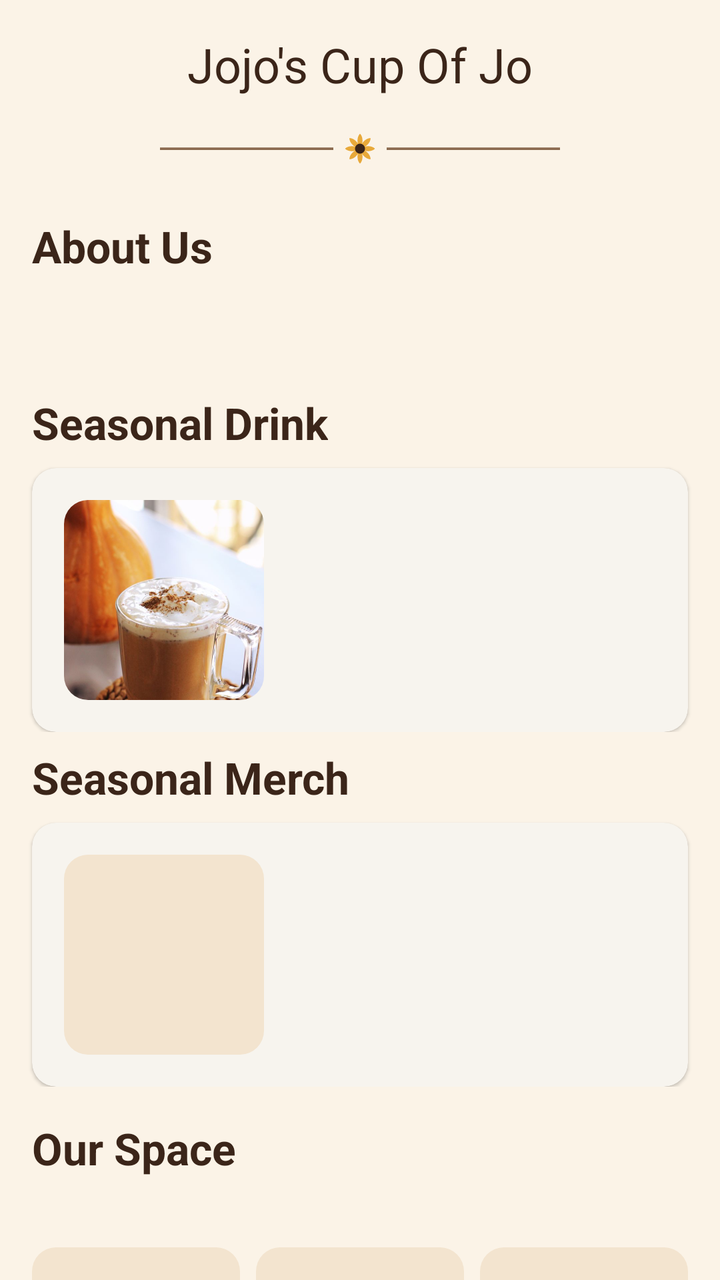
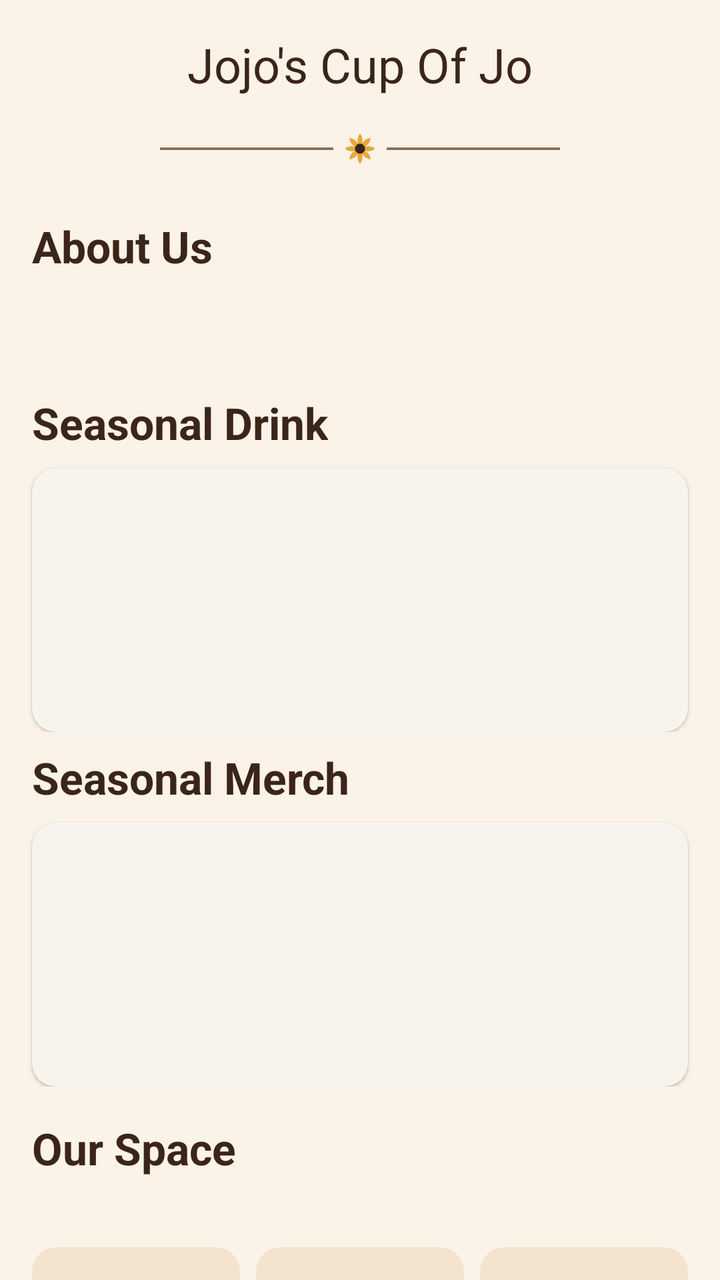

Before-and-after screenshots of an Android layout around one commit, followed by the original layout XML and the change that was made.
<!-- AndroidManifest.xml: application theme Theme.Jojos_Cup_Of_Jo -->
<!-- res/layout/fragment_home.xml -->
<?xml version="1.0" encoding="utf-8"?>
<androidx.core.widget.NestedScrollView
    xmlns:android="http://schemas.android.com/apk/res/android"
    xmlns:app="http://schemas.android.com/apk/res-auto"
    android:id="@+id/home_scroll_view"
    android:layout_width="match_parent"
    android:layout_height="match_parent"
    android:fillViewport="true">

    <LinearLayout
        android:layout_width="match_parent"
        android:layout_height="wrap_content"
        android:orientation="vertical"
        android:paddingBottom="@dimen/spacing_lg">

        
        <LinearLayout
            android:layout_width="match_parent"
            android:layout_height="wrap_content"
            android:gravity="center_vertical"
            android:orientation="horizontal"
            android:padding="@dimen/spacing_md">

            <TextView
                android:layout_width="match_parent"
                android:layout_height="wrap_content"
                android:gravity="center"
                android:text="@string/app_name"
                android:textAppearance="@style/TextAppearance.Material3.HeadlineSmall"
                android:textColor="?attr/colorOnSurface" />

        </LinearLayout>

        <ImageView
            android:layout_width="match_parent"
            android:layout_height="20dp"
            android:layout_marginBottom="@dimen/spacing_sm"
            android:contentDescription="@null"
            android:scaleType="fitCenter"
            android:src="@drawable/ic_sunflower_divider" />

        
        <LinearLayout
            android:layout_width="match_parent"
            android:layout_height="wrap_content"
            android:orientation="vertical"
            android:padding="@dimen/spacing_md">

            <TextView
                android:layout_width="wrap_content"
                android:layout_height="wrap_content"
                android:text="@string/heading_about_us"
                android:textAppearance="@style/TextAppearance.Jojo.SectionHeading" />

            <TextView
                android:id="@+id/about_us_blurb"
                android:layout_width="match_parent"
                android:layout_height="wrap_content"
                android:layout_marginTop="@dimen/spacing_sm"
                android:textAppearance="@style/TextAppearance.Material3.BodyMedium" />

        </LinearLayout>


        
        <LinearLayout
            android:id="@+id/section_seasonal_drink"
            android:layout_width="match_parent"
            android:layout_height="wrap_content"
            android:orientation="vertical"
            android:paddingTop="@dimen/spacing_md">

            <TextView
                android:layout_width="wrap_content"
                android:layout_height="wrap_content"
                android:layout_marginHorizontal="@dimen/spacing_md"
                android:text="@string/heading_seasonal_drink"
                android:textAppearance="@style/TextAppearance.Jojo.SectionHeading" />

            <com.google.android.material.card.MaterialCardView
                android:id="@+id/seasonal_drink_card"
                android:layout_width="match_parent"
                android:layout_height="wrap_content"
                android:layout_marginHorizontal="@dimen/spacing_md"
                android:layout_marginTop="@dimen/spacing_sm"
                android:clickable="true"
                android:focusable="true"
                app:cardCornerRadius="@dimen/card_corner_radius"
                app:cardElevation="1dp"
                app:strokeWidth="0dp">

                <LinearLayout
                    android:layout_width="match_parent"
                    android:layout_height="wrap_content"
                    android:gravity="center_vertical"
                    android:orientation="horizontal"
                    android:padding="@dimen/spacing_md">

                    <com.google.android.material.card.MaterialCardView
                        android:layout_width="@dimen/seasonal_image_size"
                        android:layout_height="@dimen/seasonal_image_size"
                        app:cardCornerRadius="@dimen/card_corner_radius"
                        app:cardElevation="0dp"
                        app:strokeWidth="0dp">

                        <ImageView
                            android:id="@+id/seasonal_drink_image"
                            android:layout_width="match_parent"
                            android:layout_height="match_parent"
                            android:contentDescription="@null"
                            android:scaleType="centerCrop"
                            android:src="@drawable/photo_pumpkin_spice_latte" />

                    </com.google.android.material.card.MaterialCardView>

                    <LinearLayout
                        android:layout_width="0dp"
                        android:layout_height="wrap_content"
                        android:layout_marginStart="@dimen/spacing_md"
                        android:layout_weight="1"
                        android:orientation="vertical">

                        <TextView
                            android:id="@+id/seasonal_drink_name"
                            android:layout_width="match_parent"
                            android:layout_height="wrap_content"
                            android:textAppearance="@style/TextAppearance.Material3.TitleMedium"
                            android:textColor="?attr/colorOnSurface" />

                        <TextView
                            android:id="@+id/seasonal_drink_description"
                            android:layout_width="match_parent"
                            android:layout_height="wrap_content"
                            android:layout_marginTop="2dp"
                            android:ellipsize="end"
                            android:maxLines="2"
                            android:textAppearance="@style/TextAppearance.Material3.BodyMedium"
                            android:textColor="?attr/colorOnSurfaceVariant" />

                    </LinearLayout>

                </LinearLayout>

            </com.google.android.material.card.MaterialCardView>

        </LinearLayout>

        
        <LinearLayout
            android:id="@+id/section_seasonal_merch"
            android:layout_width="match_parent"
            android:layout_height="wrap_content"
            android:orientation="vertical"
            android:paddingTop="@dimen/spacing_sm">

            <TextView
                android:layout_width="wrap_content"
                android:layout_height="wrap_content"
                android:layout_marginHorizontal="@dimen/spacing_md"
                android:text="@string/heading_seasonal_merch"
                android:textAppearance="@style/TextAppearance.Jojo.SectionHeading" />

            <com.google.android.material.card.MaterialCardView
                android:id="@+id/seasonal_merch_card"
                android:layout_width="match_parent"
                android:layout_height="wrap_content"
                android:layout_marginHorizontal="@dimen/spacing_md"
                android:layout_marginTop="@dimen/spacing_sm"
                android:clickable="true"
                android:focusable="true"
                app:cardCornerRadius="@dimen/card_corner_radius"
                app:cardElevation="1dp"
                app:strokeWidth="0dp">

                <LinearLayout
                    android:layout_width="match_parent"
                    android:layout_height="wrap_content"
                    android:baselineAligned="false"
                    android:gravity="center_vertical"
                    android:orientation="horizontal"
                    android:padding="@dimen/spacing_md">

                    <FrameLayout
                        android:layout_width="@dimen/seasonal_image_size"
                        android:layout_height="@dimen/seasonal_image_size">

                        <View
                            android:id="@+id/seasonal_merch_swatch"
                            android:layout_width="match_parent"
                            android:layout_height="match_parent"
                            android:background="@drawable/bg_placeholder_square" />

                        <TextView
                            android:id="@+id/seasonal_merch_initials"
                            android:layout_width="wrap_content"
                            android:layout_height="wrap_content"
                            android:layout_gravity="center"
                            android:textColor="@color/coffee_cream_50"
                            android:textSize="18sp"
                            android:textStyle="bold" />
                    </FrameLayout>

                    <LinearLayout
                        android:layout_width="0dp"
                        android:layout_height="wrap_content"
                        android:layout_marginStart="@dimen/spacing_md"
                        android:layout_weight="1"
                        android:orientation="vertical">

                        <TextView
                            android:id="@+id/seasonal_merch_name"
                            android:layout_width="match_parent"
                            android:layout_height="wrap_content"
                            android:textAppearance="@style/TextAppearance.Material3.TitleMedium"
                            android:textColor="?attr/colorOnSurface" />

                        <TextView
                            android:id="@+id/seasonal_merch_description"
                            android:layout_width="match_parent"
                            android:layout_height="wrap_content"
                            android:layout_marginTop="2dp"
                            android:ellipsize="end"
                            android:maxLines="2"
                            android:textAppearance="@style/TextAppearance.Material3.BodyMedium"
                            android:textColor="?attr/colorOnSurfaceVariant" />

                    </LinearLayout>

                </LinearLayout>

            </com.google.android.material.card.MaterialCardView>

        </LinearLayout>

        
        <LinearLayout
            android:layout_width="match_parent"
            android:layout_height="wrap_content"
            android:orientation="vertical"
            android:padding="@dimen/spacing_md">

            <TextView
                android:layout_width="wrap_content"
                android:layout_height="wrap_content"
                android:text="@string/heading_our_space"
                android:textAppearance="@style/TextAppearance.Jojo.SectionHeading" />

            <TextView
                android:id="@+id/store_story_blurb"
                android:layout_width="match_parent"
                android:layout_height="wrap_content"
                android:layout_marginTop="@dimen/spacing_sm"
                android:textAppearance="@style/TextAppearance.Material3.BodyMedium" />

            <LinearLayout
                android:layout_width="match_parent"
                android:layout_height="wrap_content"
                android:layout_marginTop="@dimen/spacing_sm"
                android:orientation="horizontal">

                <View
                    android:layout_width="0dp"
                    android:layout_height="@dimen/store_photo_size"
                    android:layout_marginEnd="@dimen/spacing_sm"
                    android:layout_weight="1"
                    android:background="@drawable/bg_placeholder_square" />

                <View
                    android:layout_width="0dp"
                    android:layout_height="@dimen/store_photo_size"
                    android:layout_marginEnd="@dimen/spacing_sm"
                    android:layout_weight="1"
                    android:background="@drawable/bg_placeholder_square" />

                <View
                    android:layout_width="0dp"
                    android:layout_height="@dimen/store_photo_size"
                    android:layout_weight="1"
                    android:background="@drawable/bg_placeholder_square" />

            </LinearLayout>

        </LinearLayout>

        
        <LinearLayout
            android:layout_width="match_parent"
            android:layout_height="wrap_content"
            android:orientation="vertical"
            android:padding="@dimen/spacing_md">

            <TextView
                android:layout_width="wrap_content"
                android:layout_height="wrap_content"
                android:text="@string/heading_hours_location"
                android:textAppearance="@style/TextAppearance.Jojo.SectionHeading" />

            <TextView
                android:id="@+id/store_address"
                android:layout_width="match_parent"
                android:layout_height="wrap_content"
                android:layout_marginTop="@dimen/spacing_sm"
                android:textAppearance="@style/TextAppearance.Material3.BodyMedium" />

            <TextView
                android:id="@+id/store_phone"
                android:layout_width="match_parent"
                android:layout_height="wrap_content"
                android:textAppearance="@style/TextAppearance.Material3.BodyMedium" />

            <LinearLayout
                android:id="@+id/store_hours_container"
                android:layout_width="match_parent"
                android:layout_height="wrap_content"
                android:layout_marginTop="@dimen/spacing_sm"
                android:orientation="vertical" />

        </LinearLayout>

        <ImageView
            android:layout_width="match_parent"
            android:layout_height="20dp"
            android:layout_marginTop="@dimen/spacing_md"
            android:contentDescription="@null"
            android:scaleType="fitCenter"
            android:src="@drawable/ic_sunflower_divider" />

        
        <TextView
            android:id="@+id/thank_you_note"
            android:layout_width="match_parent"
            android:layout_height="wrap_content"
            android:layout_marginTop="@dimen/spacing_sm"
            android:gravity="center"
            android:padding="@dimen/spacing_md"
            android:textAppearance="@style/TextAppearance.Jojo.Quote" />

    </LinearLayout>

</androidx.core.widget.NestedScrollView>
<!-- resources referenced by this layout -->
<resources>
  <color name="coffee_cream_50">#FFFDF8</color>
  <dimen name="card_corner_radius">12dp</dimen>
  <dimen name="seasonal_image_size">100dp</dimen>
  <dimen name="spacing_lg">24dp</dimen>
  <dimen name="spacing_md">16dp</dimen>
  <dimen name="spacing_sm">8dp</dimen>
  <dimen name="store_photo_size">96dp</dimen>
  <!-- drawable bg_placeholder_square (drawable) -->
  <?xml version="1.0" encoding="utf-8"?>
  <shape xmlns:android="http://schemas.android.com/apk/res/android"
      android:shape="rectangle">
      <solid android:color="@color/coffee_cream_200" />
      <corners android:radius="@dimen/card_corner_radius" />
  </shape>
  <!-- drawable ic_sunflower_divider: vector/xml drawable (drawable, 2532 chars, omitted) -->
  <!-- drawable photo_pumpkin_spice_latte: jpg bitmap (drawable-nodpi, 37001 bytes) -->
  <string name="app_name">Jojo\'s Cup Of Jo</string>
  <string name="heading_about_us">About Us</string>
  <string name="heading_hours_location">Visit Us</string>
  <string name="heading_our_space">Our Space</string>
  <string name="heading_seasonal_drink">Seasonal Drink</string>
  <string name="heading_seasonal_merch">Seasonal Merch</string>
  <style name="TextAppearance.Jojo.Quote" parent="TextAppearance.Material3.BodyMedium">
          <item name="android:textStyle">italic</item>
          <item name="android:textColor">?attr/colorPrimary</item>
      </style>
  <style name="TextAppearance.Jojo.SectionHeading" parent="TextAppearance.Material3.TitleLarge">
          <item name="android:textColor">?attr/colorOnSurface</item>
          <item name="android:textStyle">bold</item>
      </style>
  <style name="Theme.Jojos_Cup_Of_Jo" parent="Base.Theme.Jojos_Cup_Of_Jo" />
  <color name="coffee_cream_200">#F3E4CF</color>
  <style name="Base.Theme.Jojos_Cup_Of_Jo" parent="Theme.Material3.DayNight.NoActionBar">
          <item name="colorPrimary">@color/coffee_mocha_700</item>
          <item name="colorOnPrimary">@color/coffee_cream_50</item>
          <item name="colorPrimaryContainer">@color/coffee_cream_200</item>
          <item name="colorOnPrimaryContainer">@color/coffee_espresso_900</item>
          <item name="colorSecondary">@color/sunflower_yellow_500</item>
          <item name="colorOnSecondary">@color/coffee_espresso_900</item>
          <item name="colorSurface">@color/coffee_cream_50</item>
          <item name="colorOnSurface">@color/coffee_espresso_900</item>
          <item name="android:colorBackground">@color/coffee_cream_100</item>
      </style>
  <color name="coffee_mocha_700">#6F4E37</color>
  <color name="coffee_espresso_900">#3B2519</color>
  <color name="sunflower_yellow_500">#E8A93A</color>
  <color name="coffee_cream_100">#FBF3E7</color>
</resources>

<!-- the commit's change to res/layout/fragment_home.xml (unified diff, before → after) -->
@@ -108,8 +108,7 @@
                             android:layout_width="match_parent"
                             android:layout_height="match_parent"
                             android:contentDescription="@null"
-                            android:scaleType="centerCrop"
-                            android:src="@drawable/photo_pumpkin_spice_latte" />
+                            android:scaleType="centerCrop" />
 
                     </com.google.android.material.card.MaterialCardView>
 
@@ -180,25 +179,21 @@
                     android:orientation="horizontal"
                     android:padding="@dimen/spacing_md">
 
-                    <FrameLayout
+                    <com.google.android.material.card.MaterialCardView
                         android:layout_width="@dimen/seasonal_image_size"
-                        android:layout_height="@dimen/seasonal_image_size">
-
-                        <View
-                            android:id="@+id/seasonal_merch_swatch"
+                        android:layout_height="@dimen/seasonal_image_size"
+                        app:cardCornerRadius="@dimen/card_corner_radius"
+                        app:cardElevation="0dp"
+                        app:strokeWidth="0dp">
+
+                        <ImageView
+                            android:id="@+id/seasonal_merch_image"
                             android:layout_width="match_parent"
                             android:layout_height="match_parent"
-                            android:background="@drawable/bg_placeholder_square" />
-
-                        <TextView
-                            android:id="@+id/seasonal_merch_initials"
-                            android:layout_width="wrap_content"
-                            android:layout_height="wrap_content"
-                            android:layout_gravity="center"
-                            android:textColor="@color/coffee_cream_50"
-                            android:textSize="18sp"
-                            android:textStyle="bold" />
-                    </FrameLayout>
+                            android:contentDescription="@null"
+                            android:scaleType="centerCrop" />
+
+                    </com.google.android.material.card.MaterialCardView>
 
                     <LinearLayout
                         android:layout_width="0dp"
<!-- resource entries referenced after the edit -->
@@ -1,6 +1,5 @@
 <!-- resources referenced by this layout -->
 <resources>
-  <color name="coffee_cream_50">#FFFDF8</color>
   <dimen name="card_corner_radius">12dp</dimen>
   <dimen name="seasonal_image_size">100dp</dimen>
   <dimen name="spacing_lg">24dp</dimen>
@@ -15,7 +14,6 @@
       <corners android:radius="@dimen/card_corner_radius" />
   </shape>
   <!-- drawable ic_sunflower_divider: vector/xml drawable (drawable, 2532 chars, omitted) -->
-  <!-- drawable photo_pumpkin_spice_latte: jpg bitmap (drawable-nodpi, 37001 bytes) -->
   <string name="app_name">Jojo\'s Cup Of Jo</string>
   <string name="heading_about_us">About Us</string>
   <string name="heading_hours_location">Visit Us</string>
@@ -44,6 +42,7 @@
           <item name="android:colorBackground">@color/coffee_cream_100</item>
       </style>
   <color name="coffee_mocha_700">#6F4E37</color>
+  <color name="coffee_cream_50">#FFFDF8</color>
   <color name="coffee_espresso_900">#3B2519</color>
   <color name="sunflower_yellow_500">#E8A93A</color>
   <color name="coffee_cream_100">#FBF3E7</color>
